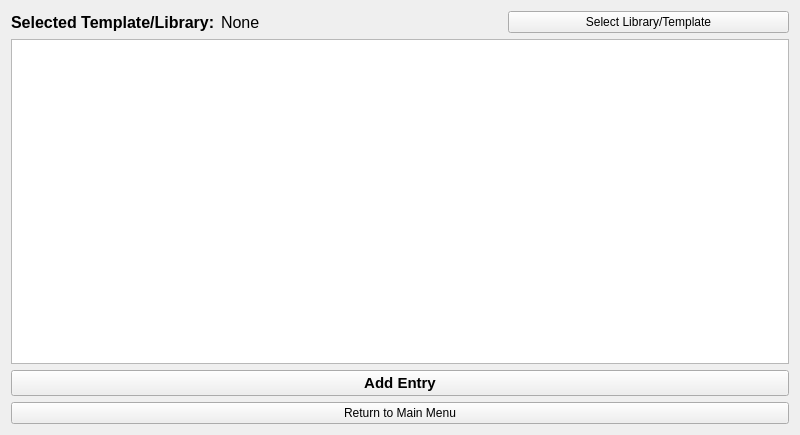
Qt form editLibrary.ui (PhilCuster/Dungeon_Journal) before a commit.
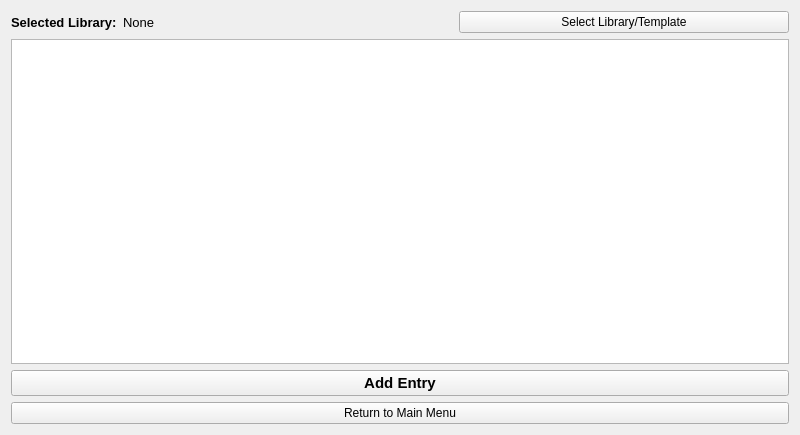
The same form after that commit.

Commit message: Added to do list, sorting now all works

Patch:
```diff
--- a/editLibrary.ui
+++ b/editLibrary.ui
@@ -28,13 +28,13 @@
          </property>
          <property name="font">
           <font>
-           <pointsize>12</pointsize>
+           <pointsize>10</pointsize>
            <weight>75</weight>
            <bold>true</bold>
           </font>
          </property>
          <property name="text">
-          <string>Selected Template/Library:</string>
+          <string>Selected Library:</string>
          </property>
         </widget>
        </item>
@@ -42,7 +42,7 @@
         <widget class="QLabel" name="currentLIbrary">
          <property name="font">
           <font>
-           <pointsize>12</pointsize>
+           <pointsize>10</pointsize>
           </font>
          </property>
          <property name="text">
```
The commit also changes 2 other files.
